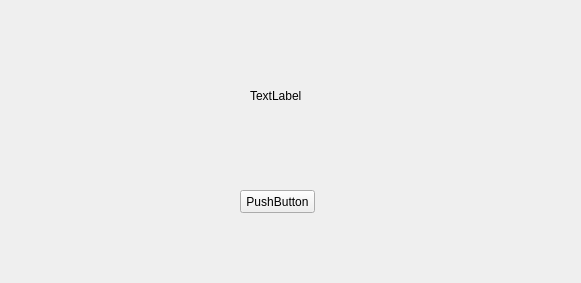
The window that ui_main_window.ui (ziyouchutuwenwu/pyqt5_demo) describes before a commit, drawn with Qt 5.
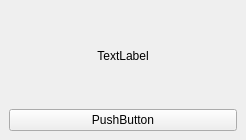
The same window after the commit.

The edit to the form file:
```diff
--- a/ui_main_window.ui
+++ b/ui_main_window.ui
@@ -6,40 +6,37 @@
    <rect>
     <x>0</x>
     <y>0</y>
-    <width>581</width>
-    <height>283</height>
+    <width>246</width>
+    <height>140</height>
    </rect>
   </property>
   <property name="windowTitle">
    <string>MainWindow</string>
   </property>
   <widget class="QWidget" name="centralwidget">
-   <widget class="QPushButton" name="myButton">
-    <property name="geometry">
-     <rect>
-      <x>240</x>
-      <y>190</y>
-      <width>75</width>
-      <height>23</height>
-     </rect>
-    </property>
-    <property name="text">
-     <string>PushButton</string>
-    </property>
-   </widget>
-   <widget class="QLabel" name="_infoLabel">
-    <property name="geometry">
-     <rect>
-      <x>250</x>
-      <y>90</y>
-      <width>54</width>
-      <height>12</height>
-     </rect>
-    </property>
-    <property name="text">
-     <string>TextLabel</string>
-    </property>
-   </widget>
+   <layout class="QHBoxLayout" name="horizontalLayout">
+    <item>
+     <layout class="QVBoxLayout" name="verticalLayout">
+      <item>
+       <widget class="QLabel" name="_infoLabel">
+        <property name="text">
+         <string>TextLabel</string>
+        </property>
+        <property name="alignment">
+         <set>Qt::AlignCenter</set>
+        </property>
+       </widget>
+      </item>
+      <item>
+       <widget class="QPushButton" name="myButton">
+        <property name="text">
+         <string>PushButton</string>
+        </property>
+       </widget>
+      </item>
+     </layout>
+    </item>
+   </layout>
   </widget>
  </widget>
  <resources/>
```
